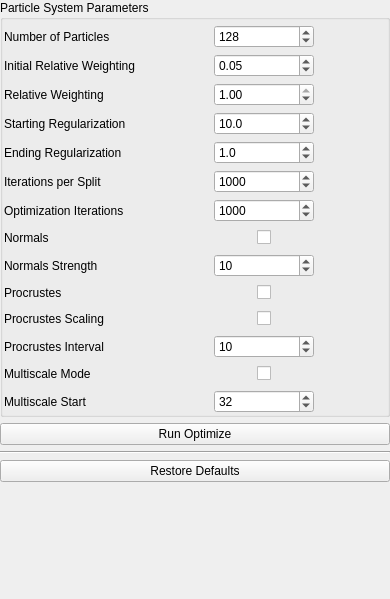
This is Studio/src/Application/Optimize/OptimizeTool.ui in SCIInstitute/ShapeWorks as Qt 5 draws it before an edit. The edited form follows.
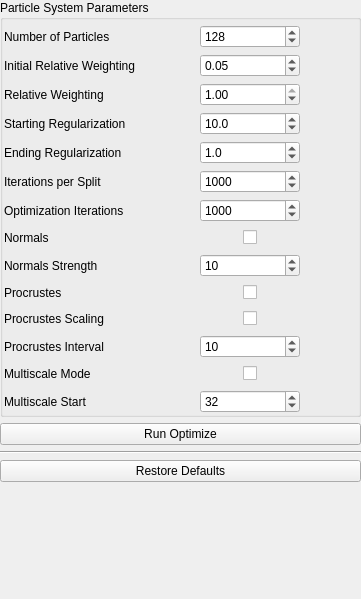
This is the edited form.

Commit message: Fixing tab order of optimize.  Adjusting splash layout for windows.

Patch:
```diff
--- a/Studio/src/Application/Optimize/OptimizeTool.ui
+++ b/Studio/src/Application/Optimize/OptimizeTool.ui
@@ -6,7 +6,7 @@
    <rect>
     <x>0</x>
     <y>0</y>
-    <width>390</width>
+    <width>361</width>
     <height>599</height>
    </rect>
   </property>
@@ -324,12 +324,6 @@
       </item>
       <item row="9" column="2">
        <widget class="QWidget" name="widget_2" native="true">
-        <property name="maximumSize">
-         <size>
-          <width>100</width>
-          <height>20</height>
-         </size>
-        </property>
         <layout class="QGridLayout" name="gridLayout_3">
          <property name="leftMargin">
           <number>0</number>
@@ -419,12 +413,6 @@
       </item>
       <item row="10" column="2">
        <widget class="QWidget" name="widget_3" native="true">
-        <property name="maximumSize">
-         <size>
-          <width>100</width>
-          <height>20</height>
-         </size>
-        </property>
         <layout class="QGridLayout" name="gridLayout_4">
          <property name="leftMargin">
           <number>0</number>
@@ -476,12 +464,6 @@
       </item>
       <item row="12" column="2">
        <widget class="QWidget" name="widget_4" native="true">
-        <property name="maximumSize">
-         <size>
-          <width>100</width>
-          <height>20</height>
-         </size>
-        </property>
         <layout class="QGridLayout" name="gridLayout_5">
          <property name="leftMargin">
           <number>0</number>
@@ -619,12 +601,6 @@
       </item>
       <item row="7" column="2">
        <widget class="QWidget" name="widget" native="true">
-        <property name="maximumSize">
-         <size>
-          <width>100</width>
-          <height>20</height>
-         </size>
-        </property>
         <layout class="QGridLayout" name="gridLayout_2">
          <property name="leftMargin">
           <number>0</number>
```
Left out of the diff: 7 changed lines with no effect on the pictures. The commit also changes 3 other files.
